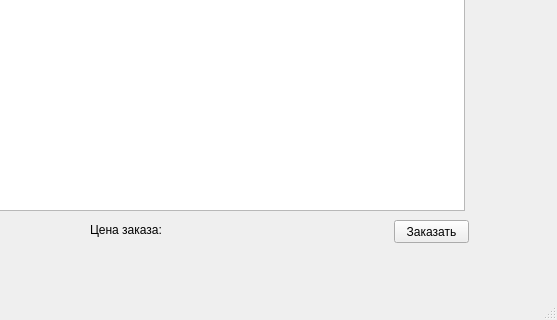
This is session_4/test.ui in BagrKonstantin/we_will_rock_you as Qt 5 draws it before an edit; both pictures show x 456 to 1013 and y 390 to 710 of the 1013 by 710 pixel window. The edited form follows.
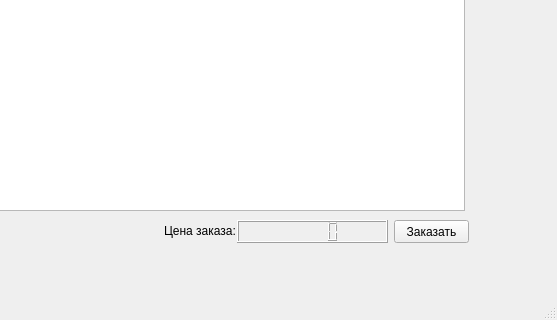
This is the edited form.

```diff
--- a/session_4/test.ui
+++ b/session_4/test.ui
@@ -136,16 +136,26 @@
    <widget class="QLabel" name="label_2">
     <property name="geometry">
      <rect>
-      <x>546</x>
+      <x>620</x>
       <y>610</y>
-      <width>301</width>
-      <height>20</height>
+      <width>71</width>
+      <height>21</height>
      </rect>
     </property>
     <property name="text">
      <string>Цена заказа:</string>
     </property>
    </widget>
+   <widget class="QLCDNumber" name="lcdNumber">
+    <property name="geometry">
+     <rect>
+      <x>693</x>
+      <y>610</y>
+      <width>151</width>
+      <height>23</height>
+     </rect>
+    </property>
+   </widget>
   </widget>
   <widget class="QMenuBar" name="menubar">
    <property name="geometry">
```
